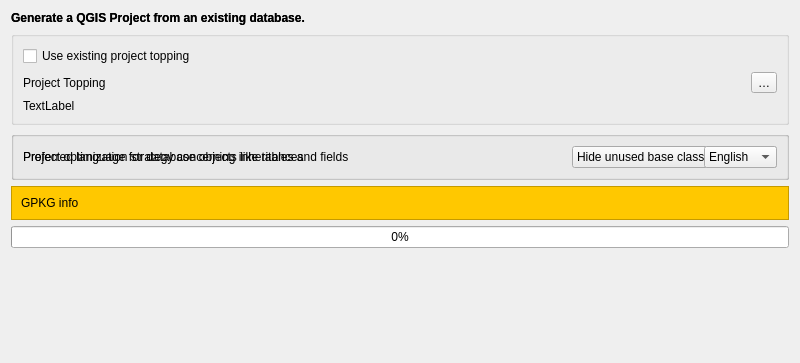
Qt form QgisModelBaker/ui/workflow_wizard/project_creation.ui (opengisch/QgisModelBaker) before a commit; both pictures show x 0 to 800 and y 0 to 363 of the 800 by 600 pixel window.
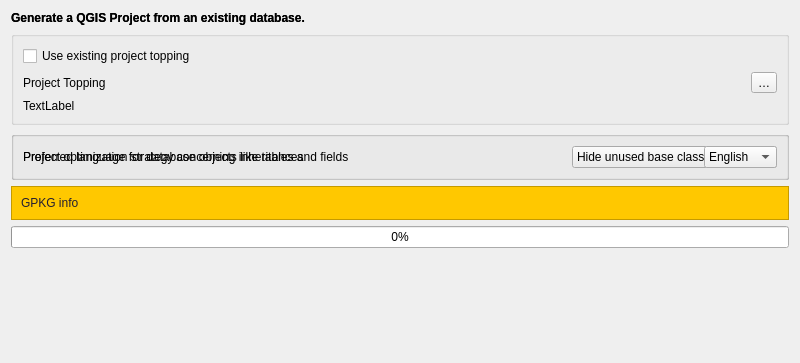
The same form after that commit. Custom widgets are drawn as their Qt base class.

Commit message: dark mode compatibility

Diff of the .ui file:
```diff
--- a/QgisModelBaker/ui/workflow_wizard/project_creation.ui
+++ b/QgisModelBaker/ui/workflow_wizard/project_creation.ui
@@ -303,7 +303,7 @@
       <item row="0" column="0">
        <widget class="QLabel" name="gpkg_multigeometry_label">
         <property name="styleSheet">
-         <string notr="true"/>
+         <string notr="true">color: rgb(36, 31, 49);</string>
         </property>
         <property name="text">
          <string>GPKG info</string>
```
The commit also changes 1 other file.
